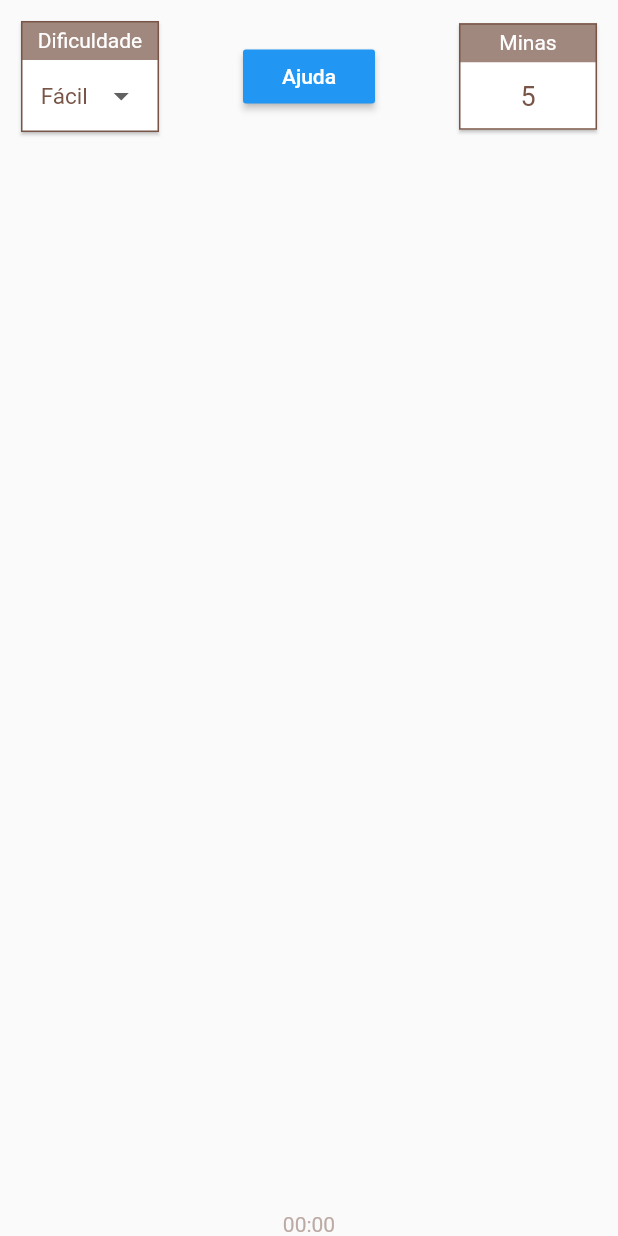
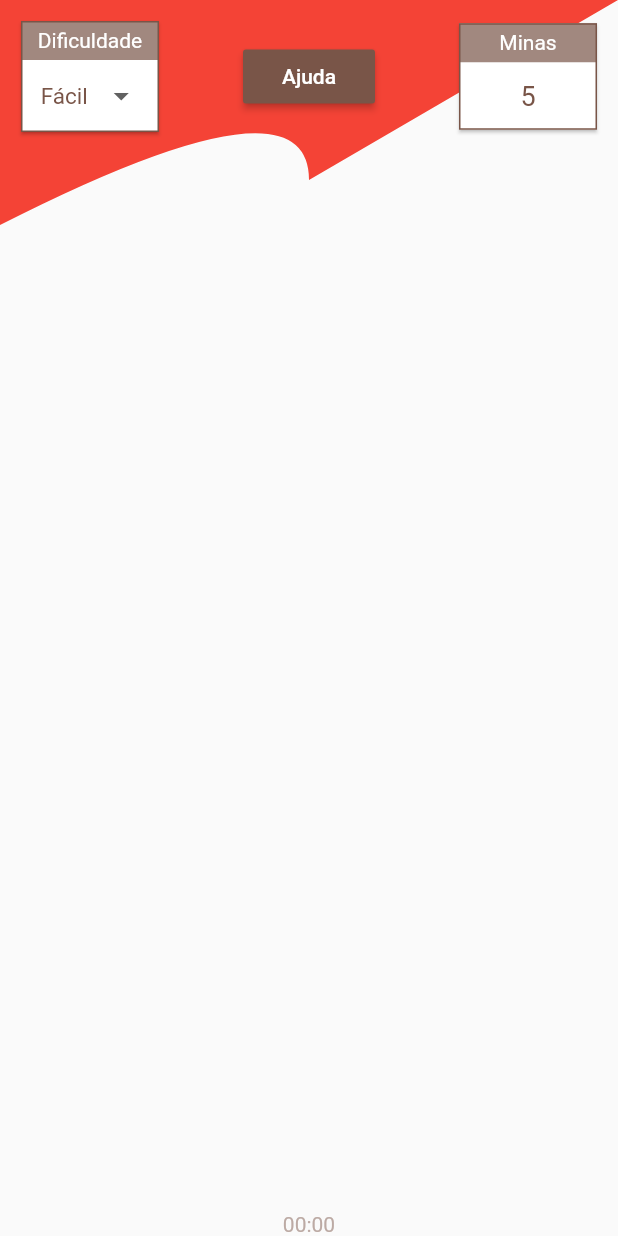
Before and after one commit to matheusrmribeiro/desafio_campominado, a Flutter app: the screen it shows after launch, on a phone screen of 412 x 824 dp. Run offline on Flutter 3.47's test engine with Material 2 defaults, Android fonts, the phone set to English and light mode, and no system bars; our stand-ins replace flutter_icons, flutter_mobx, flutter_speed_dial, mobx, vibration; missing offline and left inert: esys_flutter_share; generated files the repository leaves out were written again.

Commit message:
Initial project re-layout

```diff
--- a/lib/main.dart
+++ b/lib/main.dart
@@ -1,4 +1,4 @@
-import 'package:desafio_campominado/src/app/theme/appTheme.dart';
+import 'package:desafio_campominado/src/app/theme/app_theme.dart';
 
 import 'src/app/pages/minesweeper/minesweeper.dart';
 import 'package:flutter/material.dart';
--- a/lib/src/app/pages/minesweeper/minesweeper.dart
+++ b/lib/src/app/pages/minesweeper/minesweeper.dart
@@ -14,6 +14,13 @@ class MinesWeeper extends StatelessWidget {
       body: Container(
         child: Stack(
           children: <Widget>[
+            Container(
+              height: 150,
+              child: ClipPath(
+                clipper: WavePathClass(),
+                child: Container(color: Colors.red,),
+              ),
+            ),
             Container(
               height: 150,
               child: SettingsBoard(minesweeper: minesweeper),
@@ -84,3 +91,35 @@ class MinesWeeper extends StatelessWidget {
     );
   }
 }
+
+class WavePathClass extends CustomClipper<Path> {
+  @override
+  Path getClip(Size size) {
+    Path path =  Path();
+
+    path.lineTo(0, size.height);
+
+    path.quadraticBezierTo(
+      size.width * 0.50,
+      size.height * 0.3,
+      size.width * 0.5,
+      size.height * 0.8
+    );
+
+    // path.quadraticBezierTo(
+    //   size.width * 0.8,
+    //   size.height * 0.9,
+    //   size.width,
+    //   size.height * 0.6
+    // );
+
+    path.lineTo(size.width, 0);
+    path.close();
+
+    return path;
+  }
+
+  @override
+  bool shouldReclip(CustomClipper<Path> oldClipper) => false;
+
+}
--- a/pubspec.yaml
+++ b/pubspec.yaml
@@ -20,6 +20,7 @@ dependencies:
   esys_flutter_share:
   flutter_staggered_grid_view: ^0.3.2
   google_fonts: ^0.3.10
+  flutter_svg: ^0.19.0
 
 dev_dependencies:
   flutter_test:
```
Also changed, not shown: assets/undraw_winners.svg (added), 1 other file.
